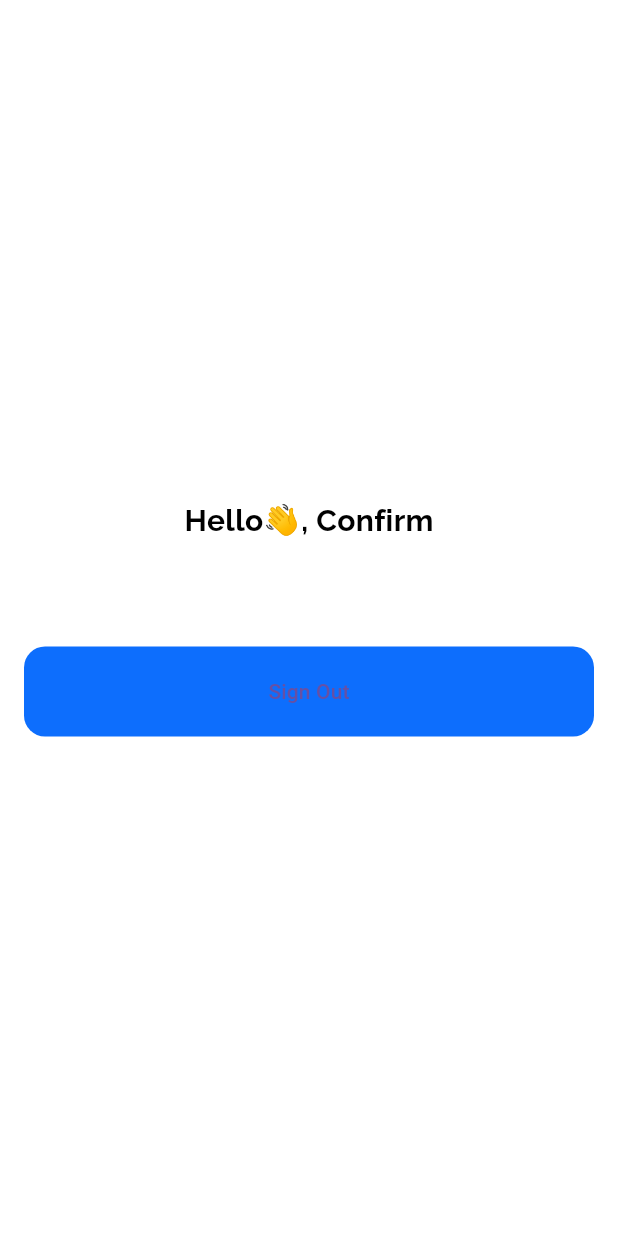
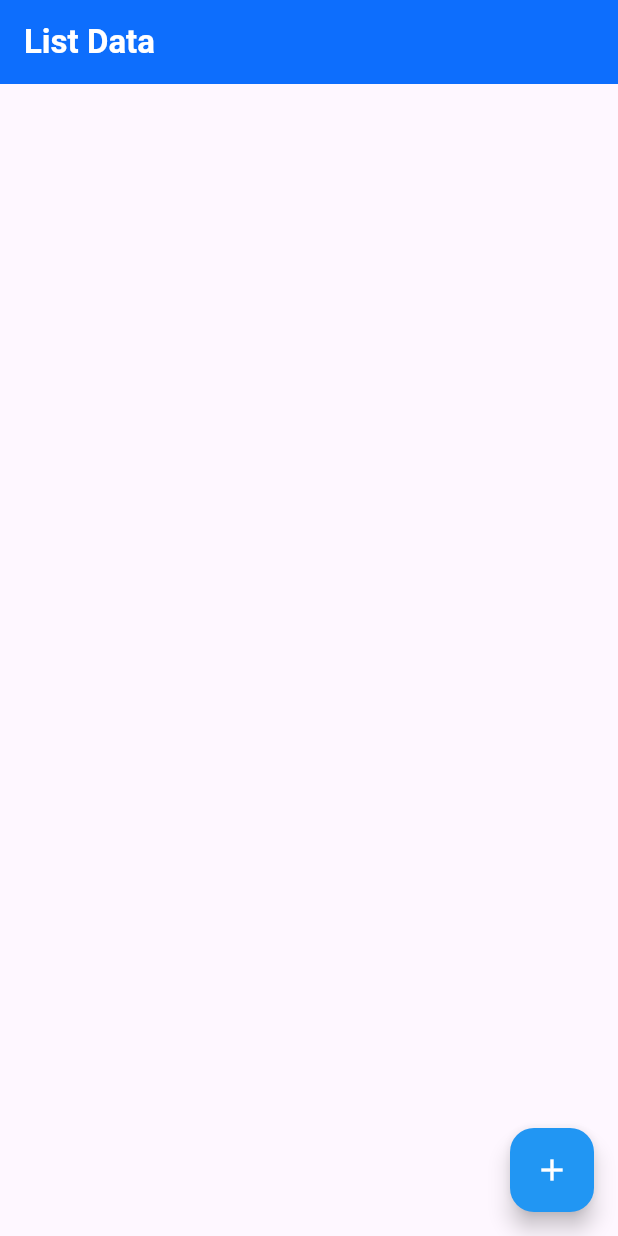
Before and after one commit to hdgiang-qh/demo_firebase, a Flutter app: the Home screen opened directly, on a phone screen of 412 x 824 dp. Run offline on Flutter 3.47's test engine with Material 3 defaults, Android fonts, the phone set to English and light mode, and no system bars; our stand-ins replace cloud_firestore, firebase_auth, firebase_core, firebase_messaging, fluttertoast, google_fonts; accounts and stored records are empty; key blocks and very long unbroken strings in the code were emptied for the run.

Commit message:
up create

```diff
--- /dev/null
+++ b/lib/feature/feature.dart
@@ -0,0 +1,140 @@
+import 'package:cloud_firestore/cloud_firestore.dart';
+import 'package:flutter/cupertino.dart';
+import 'package:flutter/material.dart';
+import 'package:fluttertoast/fluttertoast.dart';
+
+class Feature {
+  final CollectionReference myItem =
+      FirebaseFirestore.instance.collection("CURD");
+
+  Future<void> create({required BuildContext context}) async {
+    return showDialog(
+        context: context,
+        builder: (BuildContext contexts) {
+          return myDialogCreate(context: contexts);
+        });
+  }
+
+  void addItem() {
+    myItem.add({
+      'name': _controllerName.text.toString(),
+      'age': _controllerAge.text.toString(),
+      'title': _controllerTitle.text.toString()
+    });
+  }
+
+  final TextEditingController _controllerName = TextEditingController();
+  final TextEditingController _controllerAge = TextEditingController();
+  final TextEditingController _controllerTitle = TextEditingController();
+
+  Dialog myDialogCreate({required BuildContext context}) => Dialog(
+        shape: RoundedRectangleBorder(borderRadius: BorderRadius.circular(10)),
+        child: Container(
+          decoration: BoxDecoration(
+              color: Colors.white, borderRadius: BorderRadius.circular(10)),
+          padding: const EdgeInsets.symmetric(horizontal: 16, vertical: 10),
+          child: Column(
+            mainAxisSize: MainAxisSize.min,
+            children: [
+              Row(
+                children: [
+                  const Expanded(
+                    child: Center(
+                      child: Text(
+                        "Create User Data",
+                        style: TextStyle(
+                            fontSize: 16, fontWeight: FontWeight.bold),
+                      ),
+                    ),
+                  ),
+                  IconButton(
+                    icon: const Icon(
+                      Icons.close,
+                      size: 24,
+                    ),
+                    onPressed: () {
+                      Navigator.pop(context);
+                    },
+                  )
+                ],
+              ),
+              TextField(
+                controller: _controllerName,
+                obscureText: false,
+                style: const TextStyle(fontSize: 14),
+                decoration: const InputDecoration(
+                  border: OutlineInputBorder(),
+                  labelText: 'Name',
+                ),
+              ),
+              const SizedBox(
+                height: 20,
+              ),
+              TextField(
+                controller: _controllerAge,
+                obscureText: false,
+                style: const TextStyle(fontSize: 14),
+                decoration: const InputDecoration(
+                  border: OutlineInputBorder(),
+                  labelText: 'Age',
+                ),
+              ),
+              const SizedBox(
+                height: 20,
+              ),
+              TextField(
+                controller: _controllerTitle,
+                obscureText: false,
+                style: const TextStyle(fontSize: 14),
+                decoration: const InputDecoration(
+                  border: OutlineInputBorder(),
+                  labelText: 'Title',
+                ),
+              ),
+              const SizedBox(
+                height: 20,
+              ),
+              ElevatedButton(
+                style: ElevatedButton.styleFrom(
+                  backgroundColor: const Color(0xff0D6EFD),
+                  shape: RoundedRectangleBorder(
+                    borderRadius: BorderRadius.circular(14),
+                  ),
+                  minimumSize: const Size(double.infinity, 60),
+                  elevation: 0,
+                ),
+                onPressed: () async {
+                  if (_controllerName.text.isEmpty ||
+                      _controllerTitle.text.isEmpty ||
+                      _controllerAge.text.isEmpty) {
+                    Fluttertoast.showToast(
+                      msg: "Value is Empty",
+                      toastLength: Toast.LENGTH_LONG,
+                      gravity: ToastGravity.SNACKBAR,
+                      backgroundColor: Colors.red.shade400,
+                      textColor: Colors.white,
+                      fontSize: 14.0,
+                    );
+                  } else {
+                    addItem();
+                    Navigator.pop(context);
+                    await Fluttertoast.showToast(
+                      msg: "Create Success",
+                      toastLength: Toast.LENGTH_LONG,
+                      gravity: ToastGravity.SNACKBAR,
+                      backgroundColor: Colors.black54,
+                      textColor: Colors.white,
+                      fontSize: 14.0,
+                    );
+                  }
+                },
+                child: const Text(
+                  "Create",
+                  style: TextStyle(color: Colors.white),
+                ),
+              )
+            ],
+          ),
+        ),
+      );
+}
--- a/lib/home/home_scr.dart
+++ b/lib/home/home_scr.dart
@@ -1,47 +1,82 @@
-
+import 'package:cloud_firestore/cloud_firestore.dart';
+import 'package:demo_firebase/feature/feature.dart';
 import 'package:demo_firebase/service/auth_service.dart';
 import 'package:firebase_auth/firebase_auth.dart';
+import 'package:flutter/cupertino.dart';
 import 'package:flutter/material.dart';
 import 'package:google_fonts/google_fonts.dart';
 
-class Home extends StatelessWidget {
+class Home extends StatefulWidget {
   const Home({super.key});
+
+  @override
+  State<Home> createState() => _HomeState();
+}
+
+class _HomeState extends State<Home> {
+  final CollectionReference myItem =
+      FirebaseFirestore.instance.collection("CURD");
 
   @override
   Widget build(BuildContext context) {
     return Scaffold(
-      backgroundColor: Colors.white,
+      appBar: AppBar(
+        title: const Text(
+          "List Data",
+          style: TextStyle(color: Colors.white, fontWeight: FontWeight.w600),
+        ),
+        backgroundColor: const Color(0xff0D6EFD),
+      ),
       body: SafeArea(
         child: Padding(
-          padding: const EdgeInsets.symmetric(horizontal: 16,vertical: 16),
-          child: Column(
-            mainAxisAlignment: MainAxisAlignment.center,
-            children: [
-              Text(
-                'Hello👋, Confirm',
-                style: GoogleFonts.raleway(
-                    textStyle: const TextStyle(
-                        color: Colors.black,
-                        fontWeight: FontWeight.bold,
-                        fontSize: 20
-                    )
-                ),
-              ),
-              const SizedBox(height: 10,),
-              Text(
-                FirebaseAuth.instance.currentUser!.email!.toString(),
-                style: GoogleFonts.raleway(
-                    textStyle: const TextStyle(
-                        color: Colors.black,
-                        fontWeight: FontWeight.bold,
-                        fontSize: 20
-                    )
-                ),
-              ),
-              const SizedBox(height: 30,),
-              _logout(context)
-            ],
+          padding: const EdgeInsets.symmetric(horizontal: 16),
+          child: StreamBuilder(
+            stream: myItem.snapshots(),
+            builder: (context, AsyncSnapshot<QuerySnapshot> snapshot) {
+              if (snapshot.connectionState == ConnectionState.waiting) {
+                return const Center(child: CircularProgressIndicator());
+              }
+              if (!snapshot.hasData) {
+                return const Center(child: Text('No data found'));
+              }
+              final users = snapshot.data!.docs;
+              return ListView.builder(
+                shrinkWrap: true,
+                itemCount: users.length,
+                itemBuilder: (context, index) {
+                  var user = users[index];
+                  return Padding(
+                    padding: const EdgeInsets.symmetric(vertical: 8),
+                    child: Material(
+                      elevation: 5,
+                      borderRadius: BorderRadius.circular(10),
+                      color: Colors.grey.shade300,
+                      child: ListTile(
+                        title: Text("Name: ${user['name']}"),
+                        subtitle: Column(
+                          crossAxisAlignment: CrossAxisAlignment.start,
+                          children: [
+                            Text("Old: ${user['age']}"),
+                            Text("Title: ${user['title']}"),
+                          ],
+                        ),
+                      ),
+                    ),
+                  );
+                },
+              );
+            },
           ),
+        ),
+      ),
+      floatingActionButton: FloatingActionButton(
+        onPressed: () {
+          Feature().create(context: context);
+        },
+        backgroundColor: Colors.blue,
+        child: const Icon(
+          Icons.add,
+          color: Colors.white,
         ),
       ),
     );
@@ -60,7 +95,10 @@ class Home extends StatelessWidget {
       onPressed: () async {
         await AuthService().signout(context: context);
       },
-      child: const Text("Sign Out"),
+      child: const Text(
+        "Sign Out",
+        style: TextStyle(color: Colors.white),
+      ),
     );
   }
 }
```
Also changed, not shown: lib/pages/login/login.dart (+4 -4 lines), lib/service/auth_service.dart (+8 -0 lines).
